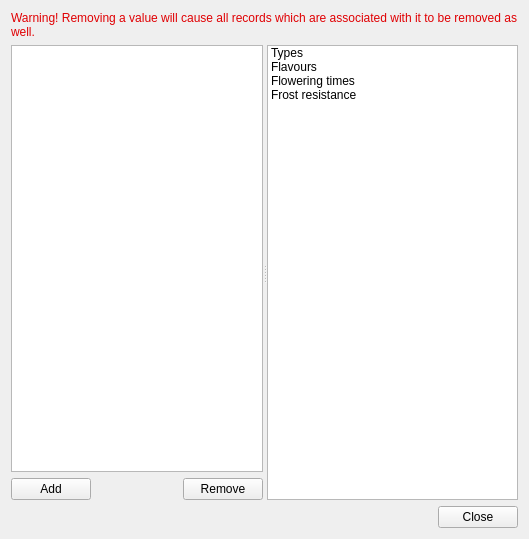
Before: the Qt Designer form obuiltinseditor.ui in kuba-moo/GardenDB, drawn with Qt 5.
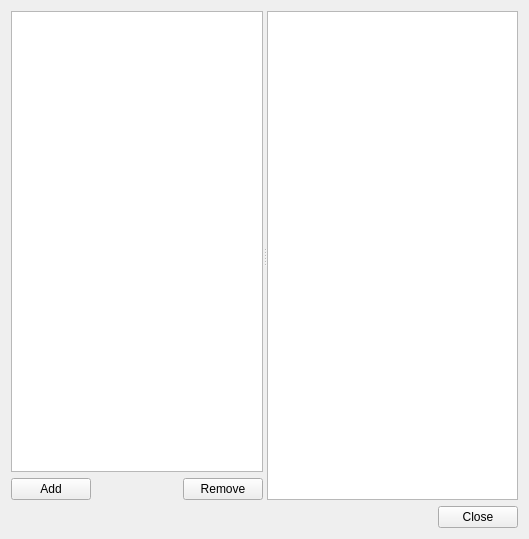
After: the same form once the commit is applied.

What changed in the file:
```diff
--- a/obuiltinseditor.ui
+++ b/obuiltinseditor.ui
@@ -14,53 +14,6 @@
    <string>Edit built-ins</string>
   </property>
   <layout class="QVBoxLayout" name="verticalLayout_2">
-   <item>
-    <widget class="QLabel" name="label">
-     <property name="palette">
-      <palette>
-       <active>
-        <colorrole role="WindowText">
-         <brush brushstyle="SolidPattern">
-          <color alpha="255">
-           <red>224</red>
-           <green>0</green>
-           <blue>3</blue>
-          </color>
-         </brush>
-        </colorrole>
-       </active>
-       <inactive>
-        <colorrole role="WindowText">
-         <brush brushstyle="SolidPattern">
-          <color alpha="255">
-           <red>224</red>
-           <green>0</green>
-           <blue>3</blue>
-          </color>
-         </brush>
-        </colorrole>
-       </inactive>
-       <disabled>
-        <colorrole role="WindowText">
-         <brush brushstyle="SolidPattern">
-          <color alpha="255">
-           <red>96</red>
-           <green>95</green>
-           <blue>94</blue>
-          </color>
-         </brush>
-        </colorrole>
-       </disabled>
-      </palette>
-     </property>
-     <property name="text">
-      <string>Warning! Removing a value will cause all records which are associated with it to be removed as well.</string>
-     </property>
-     <property name="wordWrap">
-      <bool>true</bool>
-     </property>
-    </widget>
-   </item>
    <item>
     <widget class="QSplitter" name="splitter">
      <property name="sizePolicy">
@@ -75,7 +28,11 @@
      <widget class="QWidget" name="layoutWidget">
       <layout class="QVBoxLayout" name="verticalLayout">
        <item>
-        <widget class="QTableView" name="tableView"/>
+        <widget class="QListWidget" name="values">
+         <property name="editTriggers">
+          <set>QAbstractItemView::AnyKeyPressed|QAbstractItemView::DoubleClicked|QAbstractItemView::EditKeyPressed</set>
+         </property>
+        </widget>
        </item>
        <item>
         <layout class="QHBoxLayout" name="horizontalLayout_2">
@@ -110,28 +67,7 @@
        </item>
       </layout>
      </widget>
-     <widget class="QListWidget" name="listWidget">
-      <item>
-       <property name="text">
-        <string>Types</string>
-       </property>
-      </item>
-      <item>
-       <property name="text">
-        <string>Flavours</string>
-       </property>
-      </item>
-      <item>
-       <property name="text">
-        <string>Flowering times</string>
-       </property>
-      </item>
-      <item>
-       <property name="text">
-        <string>Frost resistance</string>
-       </property>
-      </item>
-     </widget>
+     <widget class="QListWidget" name="categories"/>
     </widget>
    </item>
    <item>
```
